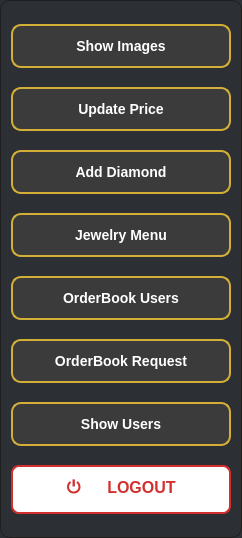
MegaMineDSS/LuxeMine, file adminmenubuttons.ui: the form before one commit.
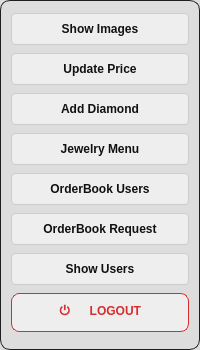
The form after the commit. Icons and pictures are not drawn.

The edit to the form file:
```diff
--- a/adminmenubuttons.ui
+++ b/adminmenubuttons.ui
@@ -6,16 +6,16 @@
    <rect>
     <x>0</x>
     <y>0</y>
-    <width>242</width>
-    <height>538</height>
+    <width>200</width>
+    <height>350</height>
    </rect>
   </property>
   <property name="windowTitle">
    <string>Dialog</string>
   </property>
   <property name="styleSheet">
-   <string notr="true">QDialog#AdminMenuButtons {
-    background-color: #2c2f33;
+   <string notr="true">QDialog{
+    background-color: #DDDDDD;
     border: 1px solid #1e1e1e;
     border-radius: 10px;
 }</string>
@@ -27,21 +27,20 @@
       <font>
        <pointsize>-1</pointsize>
        <bold>true</bold>
+       <strikeout>false</strikeout>
       </font>
      </property>
      <property name="styleSheet">
-      <string notr="true">/* General Button Styling */
-QPushButton {
-    background-color: #3b3b3b;  /* Dark background */
-    color: white;
-    font-size: 14px;
+      <string notr="true">QPushButton {
+    background-color: #EEEEEE;
+    color: #111111; 
+    font-size: 12px;
     font-weight: bold;
-    border: 2px solid #d4af37;  /* Gold border */
-    border-radius: 10px;
-    padding: 12px 20px;
-    min-width: 100px;  /* Minimum width for consistency */
-    text-align: center;  /* Align text to the left for icons */
-    transition: all 0.3s ease;  /* Smooth transition */
+    border-radius: 4px;
+    padding: 8px 20px;
+    min-width: 80px;
+    text-align: center;
+    border: 1px solid #CCCCCC;
 }
 
 /* Hover Effect */
@@ -58,66 +57,11 @@
     box-shadow: inset 0 2px 4px rgba(0, 0, 0, 0.4);  /* Inset shadow when pressed */
 }
 
-/* Specific Buttons with Icons */
-QPushButton#showImage {
-    background-image: url(:/icons/show_image.png);  /* Replace with actual image path */
-    background-repeat: no-repeat;
-    background-position: left center;
-    padding-left: 50px;  /* Padding for the icon */
-}
-QPushButton#addNewImage {
-    background-image: url(:/icons/add_new_image.png);  /* Image for Add New Image */
-    background-repeat: no-repeat;
-    background-position: left center;
-    padding-left: 50px;
-}
-QPushButton#updatePrice {
-    background-image: url(:/icons/update_price.png);  /* Image for Update Price */
-    background-repeat: no-repeat;
-    background-position: left center;
-    padding-left: 50px;
-}
-QPushButton#addDiamond {
-    background-image: url(:/icons/add_diamond.png);  /* Image for Add Diamond */
-    background-repeat: no-repeat;
-    background-position: left center;
-    padding-left: 50px;
-}
-QPushButton#showAdmin {
-    background-image: url(:/icons/show_admin.png);  /* Image for Show Admin */
-    background-repeat: no-repeat;
-    background-position: left center;
-    padding-left: 50px;
-}
-QPushButton#shareBackup {
-    background-image: url(:/icons/share_backup.png);  /* Image for Share Backup */
-    background-repeat: no-repeat;
-    background-position: left center;
-    padding-left: 50px;
-}
-QPushButton#logout {
-    background-image: url(:/icons/logout.png);  /* Image for Logout */
-    background-repeat: no-repeat;
-    background-position: left center;
-    padding-left: 50px;
-}
-QPushButton#goldButton {
-    background-image: url(:/icons/gold.png);  /* Image for Gold */
-    background-repeat: no-repeat;
-    background-position: left center;
-    padding-left: 50px;
-}
-QPushButton#diamondButton {
-    background-image: url(:/icons/diamond.png);  /* Image for Diamond */
-    background-repeat: no-repeat;
-    background-position: left center;
-    padding-left: 50px;
-}
-QPushButton#updateButton {
-    background-image: url(:/icons/update.png);  /* Image for Update */
-    background-repeat: no-repeat;
-    background-position: left center;
-    padding-left: 50px;
+/* Disabled State */
+QPushButton:disabled {
+    background-color: #DDDDDD;
+    color: #888888;
+    border: 1px solid #CCCCCC;
 }
 </string>
      </property>
@@ -135,18 +79,16 @@
       </font>
      </property>
      <property name="styleSheet">
-      <string notr="true">/* General Button Styling */
-QPushButton {
-    background-color: #3b3b3b;  /* Dark background */
-    color: white;
-    font-size: 14px;
+      <string notr="true">QPushButton {
+    background-color: #EEEEEE;
+    color: #111111; 
+    font-size: 12px;
     font-weight: bold;
-    border: 2px solid #d4af37;  /* Gold border */
-    border-radius: 10px;
-    padding: 12px 20px;
-    min-width: 100px;  /* Minimum width for consistency */
-    text-align: center;  /* Align text to the left for icons */
-    transition: all 0.3s ease;  /* Smooth transition */
+    border-radius: 4px;
+    padding: 8px 20px;
+    min-width: 80px;
+    text-align: center;
+    border: 1px solid #CCCCCC;
 }
 
 /* Hover Effect */
@@ -163,66 +105,11 @@
     box-shadow: inset 0 2px 4px rgba(0, 0, 0, 0.4);  /* Inset shadow when pressed */
 }
 
-/* Specific Buttons with Icons */
-QPushButton#showImage {
-    background-image: url(:/icons/show_image.png);  /* Replace with actual image path */
-    background-repeat: no-repeat;
-    background-position: left center;
-    padding-left: 50px;  /* Padding for the icon */
-}
-QPushButton#addNewImage {
-    background-image: url(:/icons/add_new_image.png);  /* Image for Add New Image */
-    background-repeat: no-repeat;
-    background-position: left center;
-    padding-left: 50px;
-}
-QPushButton#updatePrice {
-    background-image: url(:/icons/update_price.png);  /* Image for Update Price */
-    background-repeat: no-repeat;
-    background-position: left center;
-    padding-left: 50px;
-}
-QPushButton#addDiamond {
-    background-image: url(:/icons/add_diamond.png);  /* Image for Add Diamond */
-    background-repeat: no-repeat;
-    background-position: left center;
-    padding-left: 50px;
-}
-QPushButton#showAdmin {
-    background-image: url(:/icons/show_admin.png);  /* Image for Show Admin */
-    background-repeat: no-repeat;
-    background-position: left center;
-    padding-left: 50px;
-}
-QPushButton#shareBackup {
-    background-image: url(:/icons/share_backup.png);  /* Image for Share Backup */
-    background-repeat: no-repeat;
-    background-position: left center;
-    padding-left: 50px;
-}
-QPushButton#logout {
-    background-image: url(:/icons/logout.png);  /* Image for Logout */
-    background-repeat: no-repeat;
-    background-position: left center;
-    padding-left: 50px;
-}
-QPushButton#goldButton {
-    background-image: url(:/icons/gold.png);  /* Image for Gold */
-    background-repeat: no-repeat;
-    background-position: left center;
-    padding-left: 50px;
-}
-QPushButton#diamondButton {
-    background-image: url(:/icons/diamond.png);  /* Image for Diamond */
-    background-repeat: no-repeat;
-    background-position: left center;
-    padding-left: 50px;
-}
-QPushButton#updateButton {
-    background-image: url(:/icons/update.png);  /* Image for Update */
-    background-repeat: no-repeat;
-    background-position: left center;
-    padding-left: 50px;
+/* Disabled State */
+QPushButton:disabled {
+    background-color: #DDDDDD;
+    color: #888888;
+    border: 1px solid #CCCCCC;
 }
 </string>
      </property>
@@ -240,18 +127,16 @@
       </font>
      </property>
      <property name="styleSheet">
-      <string notr="true">/* General Button Styling */
-QPushButton {
-    background-color: #3b3b3b;  /* Dark background */
-    color: white;
-    font-size: 14px;
+      <string notr="true">QPushButton {
+    background-color: #EEEEEE;
+    color: #111111; 
+    font-size: 12px;
     font-weight: bold;
-    border: 2px solid #d4af37;  /* Gold border */
-    border-radius: 10px;
-    padding: 12px 20px;
-    min-width: 100px;  /* Minimum width for consistency */
-    text-align: center;  /* Align text to the left for icons */
-    transition: all 0.3s ease;  /* Smooth transition */
+    border-radius: 4px;
+    padding: 8px 20px;
+    min-width: 80px;
+    text-align: center;
+    border: 1px solid #CCCCCC;
 }
 
 /* Hover Effect */
@@ -268,66 +153,11 @@
     box-shadow: inset 0 2px 4px rgba(0, 0, 0, 0.4);  /* Inset shadow when pressed */
 }
 
-/* Specific Buttons with Icons */
-QPushButton#showImage {
-    background-image: url(:/icons/show_image.png);  /* Replace with actual image path */
-    background-repeat: no-repeat;
-    background-position: left center;
-    padding-left: 50px;  /* Padding for the icon */
-}
-QPushButton#addNewImage {
-    background-image: url(:/icons/add_new_image.png);  /* Image for Add New Image */
-    background-repeat: no-repeat;
-    background-position: left center;
-    padding-left: 50px;
-}
-QPushButton#updatePrice {
-    background-image: url(:/icons/update_price.png);  /* Image for Update Price */
-    background-repeat: no-repeat;
-    background-position: left center;
-    padding-left: 50px;
-}
-QPushButton#addDiamond {
-    background-image: url(:/icons/add_diamond.png);  /* Image for Add Diamond */
-    background-repeat: no-repeat;
-    background-position: left center;
-    padding-left: 50px;
-}
-QPushButton#showAdmin {
-    background-image: url(:/icons/show_admin.png);  /* Image for Show Admin */
-    background-repeat: no-repeat;
-    background-position: left center;
-    padding-left: 50px;
-}
-QPushButton#shareBackup {
-    background-image: url(:/icons/share_backup.png);  /* Image for Share Backup */
-    background-repeat: no-repeat;
-    background-position: left center;
-    padding-left: 50px;
-}
-QPushButton#logout {
-    background-image: url(:/icons/logout.png);  /* Image for Logout */
-    background-repeat: no-repeat;
-    background-position: left center;
-    padding-left: 50px;
-}
-QPushButton#goldButton {
-    background-image: url(:/icons/gold.png);  /* Image for Gold */
-    background-repeat: no-repeat;
-    background-position: left center;
-    padding-left: 50px;
-}
-QPushButton#diamondButton {
-    background-image: url(:/icons/diamond.png);  /* Image for Diamond */
-    background-repeat: no-repeat;
-    background-position: left center;
-    padding-left: 50px;
-}
-QPushButton#updateButton {
-    background-image: url(:/icons/update.png);  /* Image for Update */
-    background-repeat: no-repeat;
-    background-position: left center;
-    padding-left: 50px;
+/* Disabled State */
+QPushButton:disabled {
+    background-color: #DDDDDD;
+    color: #888888;
+    border: 1px solid #CCCCCC;
 }
 </string>
      </property>
@@ -339,18 +169,16 @@
    <item>
     <widget class="QPushButton" name="jewelry_menu_button">
      <property name="styleSheet">
-      <string notr="true">/* General Button Styling */
-QPushButton {
-    background-color: #3b3b3b;  /* Dark background */
-    color: white;
-    font-size: 14px;
+      <string notr="true">QPushButton {
+    background-color: #EEEEEE;
+    color: #111111; 
+    font-size: 12px;
     font-weight: bold;
-    border: 2px solid #d4af37;  /* Gold border */
-    border-radius: 10px;
-    padding: 12px 20px;
-    min-width: 100px;  /* Minimum width for consistency */
-    text-align: center;  /* Align text to the left for icons */
-    transition: all 0.3s ease;  /* Smooth transition */
+    border-radius: 4px;
+    padding: 8px 20px;
+    min-width: 80px;
+    text-align: center;
+    border: 1px solid #CCCCCC;
 }
 
 /* Hover Effect */
@@ -367,66 +195,11 @@
     box-shadow: inset 0 2px 4px rgba(0, 0, 0, 0.4);  /* Inset shadow when pressed */
 }
 
-/* Specific Buttons with Icons */
-QPushButton#showImage {
-    background-image: url(:/icons/show_image.png);  /* Replace with actual image path */
-    background-repeat: no-repeat;
-    background-position: left center;
-    padding-left: 50px;  /* Padding for the icon */
-}
-QPushButton#addNewImage {
-    background-image: url(:/icons/add_new_image.png);  /* Image for Add New Image */
-    background-repeat: no-repeat;
-    background-position: left center;
-    padding-left: 50px;
-}
-QPushButton#updatePrice {
-    background-image: url(:/icons/update_price.png);  /* Image for Update Price */
-    background-repeat: no-repeat;
-    background-position: left center;
-    padding-left: 50px;
-}
-QPushButton#addDiamond {
-    background-image: url(:/icons/add_diamond.png);  /* Image for Add Diamond */
-    background-repeat: no-repeat;
-    background-position: left center;
-    padding-left: 50px;
-}
-QPushButton#showAdmin {
-    background-image: url(:/icons/show_admin.png);  /* Image for Show Admin */
-    background-repeat: no-repeat;
-    background-position: left center;
-    padding-left: 50px;
-}
-QPushButton#shareBackup {
-    background-image: url(:/icons/share_backup.png);  /* Image for Share Backup */
-    background-repeat: no-repeat;
-    background-position: left center;
-    padding-left: 50px;
-}
-QPushButton#logout {
-    background-image: url(:/icons/logout.png);  /* Image for Logout */
-    background-repeat: no-repeat;
-    background-position: left center;
-    padding-left: 50px;
-}
-QPushButton#goldButton {
-    background-image: url(:/icons/gold.png);  /* Image for Gold */
-    background-repeat: no-repeat;
-    background-position: left center;
-    padding-left: 50px;
-}
-QPushButton#diamondButton {
-    background-image: url(:/icons/diamond.png);  /* Image for Diamond */
-    background-repeat: no-repeat;
-    background-position: left center;
-    padding-left: 50px;
-}
-QPushButton#updateButton {
-    background-image: url(:/icons/update.png);  /* Image for Update */
-    background-repeat: no-repeat;
-    background-position: left center;
-    padding-left: 50px;
+/* Disabled State */
+QPushButton:disabled {
+    background-color: #DDDDDD;
+    color: #888888;
+    border: 1px solid #CCCCCC;
 }
 </string>
      </property>
@@ -438,18 +211,16 @@
    <item>
     <widget class="QPushButton" name="orderBookUsersPushButton">
      <property name="styleSheet">
-      <string notr="true">/* General Button Styling */
-QPushButton {
-    background-color: #3b3b3b;  /* Dark background */
-    color: white;
-    font-size: 14px;
+      <string notr="true">QPushButton {
+    background-color: #EEEEEE;
+    color: #111111; 
+    font-size: 12px;
     font-weight: bold;
-    border: 2px solid #d4af37;  /* Gold border */
-    border-radius: 10px;
-    padding: 12px 20px;
-    min-width: 100px;  /* Minimum width for consistency */
-    text-align: center;  /* Align text to the left for icons */
-    transition: all 0.3s ease;  /* Smooth transition */
+    border-radius: 4px;
+    padding: 8px 20px;
+    min-width: 80px;
+    text-align: center;
+    border: 1px solid #CCCCCC;
 }
 
 /* Hover Effect */
@@ -466,66 +237,11 @@
     box-shadow: inset 0 2px 4px rgba(0, 0, 0, 0.4);  /* Inset shadow when pressed */
 }
 
-/* Specific Buttons with Icons */
-QPushButton#showImage {
-    background-image: url(:/icons/show_image.png);  /* Replace with actual image path */
-    background-repeat: no-repeat;
-    background-position: left center;
-    padding-left: 50px;  /* Padding for the icon */
-}
-QPushButton#addNewImage {
-    background-image: url(:/icons/add_new_image.png);  /* Image for Add New Image */
-    background-repeat: no-repeat;
-    background-position: left center;
-    padding-left: 50px;
-}
-QPushButton#updatePrice {
-    background-image: url(:/icons/update_price.png);  /* Image for Update Price */
-    background-repeat: no-repeat;
-    background-position: left center;
-    padding-left: 50px;
-}
-QPushButton#addDiamond {
-    background-image: url(:/icons/add_diamond.png);  /* Image for Add Diamond */
-    background-repeat: no-repeat;
-    background-position: left center;
-    padding-left: 50px;
-}
-QPushButton#showAdmin {
-    background-image: url(:/icons/show_admin.png);  /* Image for Show Admin */
-    background-repeat: no-repeat;
-    background-position: left center;
-    padding-left: 50px;
-}
-QPushButton#shareBackup {
-    background-image: url(:/icons/share_backup.png);  /* Image for Share Backup */
-    background-repeat: no-repeat;
-    background-position: left center;
-    padding-left: 50px;
-}
-QPushButton#logout {
-    background-image: url(:/icons/logout.png);  /* Image for Logout */
-    background-repeat: no-repeat;
-    background-position: left center;
-    padding-left: 50px;
-}
-QPushButton#goldButton {
-    background-image: url(:/icons/gold.png);  /* Image for Gold */
-    background-repeat: no-repeat;
-    background-position: left center;
-    padding-left: 50px;
-}
-QPushButton#diamondButton {
-    background-image: url(:/icons/diamond.png);  /* Image for Diamond */
-    background-repeat: no-repeat;
-    background-position: left center;
-    padding-left: 50px;
-}
-QPushButton#updateButton {
-    background-image: url(:/icons/update.png);  /* Image for Update */
-    background-repeat: no-repeat;
-    background-position: left center;
-    padding-left: 50px;
+/* Disabled State */
+QPushButton:disabled {
+    background-color: #DDDDDD;
+    color: #888888;
+    border: 1px solid #CCCCCC;
 }
 </string>
      </property>
@@ -537,18 +253,16 @@
    <item>
     <widget class="QPushButton" name="orderBookRequestPushButton">
      <property name="styleSheet">
-      <string notr="true">/* General Button Styling */
-QPushButton {
-    background-color: #3b3b3b;  /* Dark background */
-    color: white;
-    font-size: 14px;
+      <string notr="true">QPushButton {
+    background-color: #EEEEEE;
+    color: #111111; 
+    font-size: 12px;
     font-weight: bold;
-    border: 2px solid #d4af37;  /* Gold border */
-    border-radius: 10px;
-    padding: 12px 20px;
-    min-width: 100px;  /* Minimum width for consistency */
-    text-align: center;  /* Align text to the left for icons */
-    transition: all 0.3s ease;  /* Smooth transition */
+    border-radius: 4px;
+    padding: 8px 20px;
+    min-width: 80px;
+    text-align: center;
+    border: 1px solid #CCCCCC;
 }
 
 /* Hover Effect */
@@ -565,66 +279,11 @@
     box-shadow: inset 0 2px 4px rgba(0, 0, 0, 0.4);  /* Inset shadow when pressed */
 }
 
-/* Specific Buttons with Icons */
-QPushButton#showImage {
-    background-image: url(:/icons/show_image.png);  /* Replace with actual image path */
-    background-repeat: no-repeat;
-    background-position: left center;
-    padding-left: 50px;  /* Padding for the icon */
-}
-QPushButton#addNewImage {
-    background-image: url(:/icons/add_new_image.png);  /* Image for Add New Image */
-    background-repeat: no-repeat;
-    background-position: left center;
-    padding-left: 50px;
-}
-QPushButton#updatePrice {
-    background-image: url(:/icons/update_price.png);  /* Image for Update Price */
-    background-repeat: no-repeat;
-    background-position: left center;
-    padding-left: 50px;
-}
-QPushButton#addDiamond {
-    background-image: url(:/icons/add_diamond.png);  /* Image for Add Diamond */
-    background-repeat: no-repeat;
-    background-position: left center;
-    padding-left: 50px;
-}
-QPushButton#showAdmin {
-    background-image: url(:/icons/show_admin.png);  /* Image for Show Admin */
-    background-repeat: no-repeat;
-    background-position: left center;
-    padding-left: 50px;
-}
-QPushButton#shareBackup {
-    background-image: url(:/icons/share_backup.png);  /* Image for Share Backup */
-    background-repeat: no-repeat;
-    background-position: left center;
-    padding-left: 50px;
-}
-QPushButton#logout {
-    background-image: url(:/icons/logout.png);  /* Image for Logout */
-    background-repeat: no-repeat;
-    background-position: left center;
-    padding-left: 50px;
-}
-QPushButton#goldButton {
-    background-image: url(:/icons/gold.png);  /* Image for Gold */
-    background-repeat: no-repeat;
-    background-position: left center;
-    padding-left: 50px;
-}
-QPushButton#diamondButton {
-    background-image: url(:/icons/diamond.png);  /* Image for Diamond */
-    background-repeat: no-repeat;
-    background-position: left center;
-    padding-left: 50px;
-}
-QPushButton#updateButton {
-    background-image: url(:/icons/update.png);  /* Image for Update */
-    background-repeat: no-repeat;
-    background-position: left center;
-    padding-left: 50px;
+/* Disabled State */
+QPushButton:disabled {
+    background-color: #DDDDDD;
+    color: #888888;
+    border: 1px solid #CCCCCC;
 }
 </string>
      </property>
@@ -643,18 +302,16 @@
       </font>
      </property>
      <property name="styleSheet">
-      <string notr="true">/* General Button Styling */
-QPushButton {
-    background-color: #3b3b3b;  /* Dark background */
-    color: white;
-    font-size: 14px;
+      <string notr="true">QPushButton {
+    background-color: #EEEEEE;
+    color: #111111; 
+    font-size: 12px;
     font-weight: bold;
-    border: 2px solid #d4af37;  /* Gold border */
-    border-radius: 10px;
-    padding: 12px 20px;
-    min-width: 100px;  /* Minimum width for consistency */
-    text-align: center;  /* Align text to the left for icons */
-    transition: all 0.3s ease;  /* Smooth transition */
+    border-radius: 4px;
+    padding: 8px 20px;
+    min-width: 80px;
+    text-align: center;
+    border: 1px solid #CCCCCC;
 }
 
 /* Hover Effect */
@@ -671,66 +328,11 @@
     box-shadow: inset 0 2px 4px rgba(0, 0, 0, 0.4);  /* Inset shadow when pressed */
 }
 
-/* Specific Buttons with Icons */
-QPushButton#showImage {
-    background-image: url(:/icons/show_image.png);  /* Replace with actual image path */
-    background-repeat: no-repeat;
-    background-position: left center;
-    padding-left: 50px;  /* Padding for the icon */
-}
-QPushButton#addNewImage {
-    background-image: url(:/icons/add_new_image.png);  /* Image for Add New Image */
-    background-repeat: no-repeat;
-    background-position: left center;
-    padding-left: 50px;
-}
-QPushButton#updatePrice {
-    background-image: url(:/icons/update_price.png);  /* Image for Update Price */
-    background-repeat: no-repeat;
-    background-position: left center;
-    padding-left: 50px;
-}
-QPushButton#addDiamond {
-    background-image: url(:/icons/add_diamond.png);  /* Image for Add Diamond */
-    background-repeat: no-repeat;
-    background-position: left center;
-    padding-left: 50px;
-}
-QPushButton#showAdmin {
-    background-image: url(:/icons/show_admin.png);  /* Image for Show Admin */
-    background-repeat: no-repeat;
-    background-position: left center;
-    padding-left: 50px;
-}
-QPushButton#shareBackup {
-    background-image: url(:/icons/share_backup.png);  /* Image for Share Backup */
-    background-repeat: no-repeat;
-    background-position: left center;
-    padding-left: 50px;
-}
-QPushButton#logout {
-    background-image: url(:/icons/logout.png);  /* Image for Logout */
-    background-repeat: no-repeat;
-    background-position: left center;
-    padding-left: 50px;
-}
-QPushButton#goldButton {
-    background-image: url(:/icons/gold.png);  /* Image for Gold */
-    background-repeat: no-repeat;
-    background-position: left center;
-    padding-left: 50px;
-}
-QPushButton#diamondButton {
-    background-image: url(:/icons/diamond.png);  /* Image for Diamond */
-    background-repeat: no-repeat;
-    background-position: left center;
-    padding-left: 50px;
-}
-QPushButton#updateButton {
-    background-image: url(:/icons/update.png);  /* Image for Update */
-    background-repeat: no-repeat;
-    background-position: left center;
-    padding-left: 50px;
+/* Disabled State */
+QPushButton:disabled {
+    background-color: #DDDDDD;
+    color: #888888;
+    border: 1px solid #CCCCCC;
 }
 </string>
      </property>
@@ -749,11 +351,11 @@
      </property>
      <property name="styleSheet">
       <string notr="true">QPushButton {
-    background-color: white; /* White background */
+    background-color: #EEEEEE; /* White background */
     color: #D32F2F; /* Red text */
-    font-size: 16px; /* Font size */
+    font-size: 12px; /* Font size */
     font-weight: bold; /* Bold text */
-    border: 2px solid #D32F2F; /* Red border */
+    border: 1px solid #D32F2F; /* Red border */
     border-radius: 8px; /* Rounded corners */
     padding: 8px 20px; /* Padding for size */
     text-align: center; /* Center the text */
```
Left out of the diff: 86 changed lines with no effect on the pictures.
